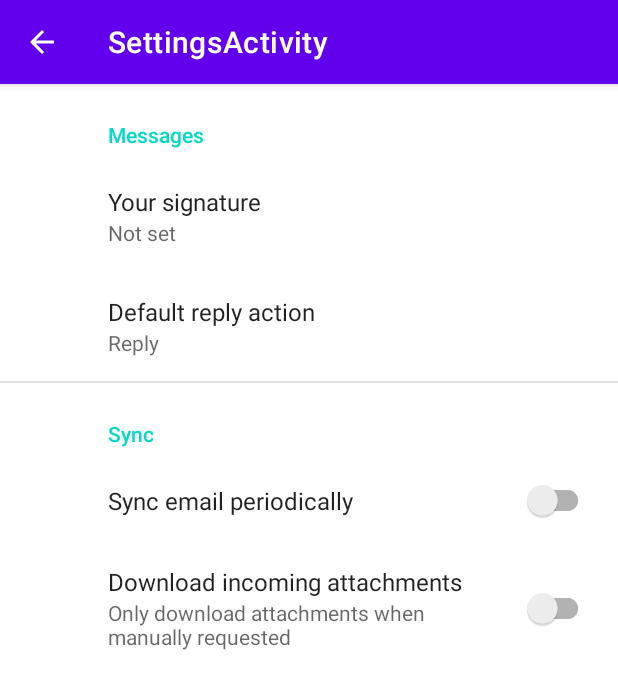
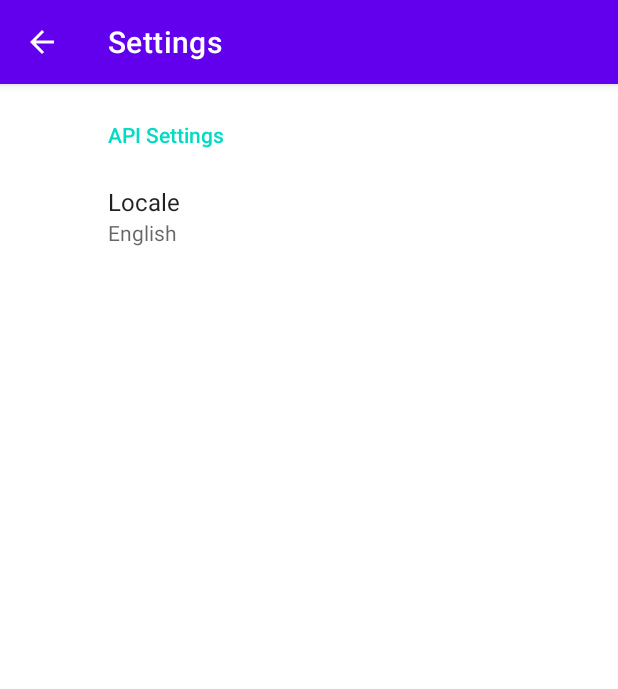
Before and after one commit to MaximMaximS/TSDBMobile, an Android app: the SettingsActivity screen opened directly, with no data from a screen before it, on a phone screen of 412 x 824 dp. Shown: the top 689 px of the screen. Run offline under Robolectric (Android 15) with nearby library versions, the phone set to English and light mode, and no system bars; our stand-ins replace androidx.preference.

Commit message:
Add settings

```diff
--- a/app/src/main/AndroidManifest.xml
+++ b/app/src/main/AndroidManifest.xml
@@ -11,14 +11,15 @@
         android:roundIcon="@mipmap/ic_launcher_round"
         android:supportsRtl="true"
         android:theme="@style/Theme.TSDBMobile"
-        tools:targetApi="31">
+        tools:targetApi="33">
         <activity
             android:name=".SettingsActivity"
             android:exported="false"
             android:label="@string/title_activity_settings">
             <meta-data
-                android:name="android.app.lib_name"
-                android:value="" />
+                android:name="android.support.PARENT_ACTIVITY"
+                android:value=".MainActivity" />
+
         </activity>
         <activity
             android:name=".MainActivity"
@@ -28,10 +29,6 @@
 
                 <category android:name="android.intent.category.LAUNCHER" />
             </intent-filter>
-
-            <meta-data
-                android:name="android.app.lib_name"
-                android:value="" />
         </activity>
     </application>
 
--- a/app/src/main/java/io/github/maximmaxims/tsdbmobile/MainActivity.kt
+++ b/app/src/main/java/io/github/maximmaxims/tsdbmobile/MainActivity.kt
@@ -11,13 +11,6 @@ class MainActivity : AppCompatActivity() {
         setContentView(R.layout.activity_main)
     }
 
-    fun openEpisodeSearch(view: View) {
-        /*
-        val intent = Intent(this, EpisodeSearchActivity::class.java)
-        startActivity(intent)
-        */
-    }
-
     fun openPreferences(view: View) {
         val intent = Intent(this, SettingsActivity::class.java)
         startActivity(intent)
--- a/app/src/main/java/io/github/maximmaxims/tsdbmobile/SettingsActivity.kt
+++ b/app/src/main/java/io/github/maximmaxims/tsdbmobile/SettingsActivity.kt
@@ -20,4 +20,5 @@ class SettingsActivity : AppCompatActivity() {
             setPreferencesFromResource(R.xml.root_preferences, rootKey)
         }
     }
+
 }
--- a/app/src/main/res/layout/activity_main.xml
+++ b/app/src/main/res/layout/activity_main.xml
@@ -26,7 +26,6 @@
         android:layout_width="wrap_content"
         android:layout_height="wrap_content"
         android:layout_marginTop="15dp"
-        android:onClick="openEpisodeSearch"
         android:text="@string/search_episode"
         app:layout_constraintEnd_toEndOf="parent"
         app:layout_constraintStart_toStartOf="parent"
--- a/app/src/main/res/values/arrays.xml
+++ b/app/src/main/res/values/arrays.xml
@@ -1,12 +1,11 @@
+<?xml version="1.0" encoding="utf-8"?>
 <resources>
-    <!-- Reply Preference -->
-    <string-array name="reply_entries">
-        <item>Reply</item>
-        <item>Reply to all</item>
+    <string-array name="api_locales">
+        <item>English</item>
+        <item>Czech</item>
     </string-array>
-
-    <string-array name="reply_values">
-        <item>reply</item>
-        <item>reply_all</item>
+    <string-array name="api_locales_values">
+        <item>en</item>
+        <item>cs</item>
     </string-array>
 </resources>
--- a/app/src/main/res/values/strings.xml
+++ b/app/src/main/res/values/strings.xml
@@ -1,21 +1,10 @@
 <resources>
     <string name="app_name">TSDBMobile</string>
-    <string name="title_activity_settings">SettingsActivity</string>
-
-    <!-- Preference Titles -->
-    <string name="messages_header">Messages</string>
-    <string name="sync_header">Sync</string>
-
-    <!-- Messages Preferences -->
-    <string name="signature_title">Your signature</string>
-    <string name="reply_title">Default reply action</string>
-
-    <!-- Sync Preferences -->
-    <string name="sync_title">Sync email periodically</string>
-    <string name="attachment_title">Download incoming attachments</string>
-    <string name="attachment_summary_on">Automatically download attachments for incoming emails</string>
-    <string name="attachment_summary_off">Only download attachments when manually requested</string>
     <string name="search_episode">Search</string>
     <string name="settings">Settings</string>
-    <string name="description">bruh</string>
+    <string name="description">TSDBMobile</string>
+    <string name="api_settings">API Settings</string>
+    <string name="api_locale">Locale</string>
+    <string name="api_default_locale">en</string>
+    <string name="title_activity_settings">Settings</string>
 </resources>
--- a/app/src/main/res/xml/root_preferences.xml
+++ b/app/src/main/res/xml/root_preferences.xml
@@ -1,35 +1,13 @@
-<PreferenceScreen xmlns:app="http://schemas.android.com/apk/res-auto">
-
-    <PreferenceCategory app:title="@string/messages_header">
-
-        <EditTextPreference
-            app:key="signature"
-            app:title="@string/signature_title"
-            app:useSimpleSummaryProvider="true" />
+<PreferenceScreen xmlns:android="http://schemas.android.com/apk/res/android"
+    xmlns:app="http://schemas.android.com/apk/res-auto">
+    <PreferenceCategory android:title="@string/api_settings">
 
         <ListPreference
-            app:defaultValue="reply"
-            app:entries="@array/reply_entries"
-            app:entryValues="@array/reply_values"
-            app:key="reply"
-            app:title="@string/reply_title"
-            app:useSimpleSummaryProvider="true" />
-
+            android:defaultValue="@string/api_default_locale"
+            android:entries="@array/api_locales"
+            android:entryValues="@array/api_locales_values"
+            android:key="api_locale"
+            android:title="@string/api_locale"
+            app:summary="%s" />
     </PreferenceCategory>
-
-    <PreferenceCategory app:title="@string/sync_header">
-
-        <SwitchPreferenceCompat
-            app:key="sync"
-            app:title="@string/sync_title" />
-
-        <SwitchPreferenceCompat
-            app:dependency="sync"
-            app:key="attachment"
-            app:summaryOff="@string/attachment_summary_off"
-            app:summaryOn="@string/attachment_summary_on"
-            app:title="@string/attachment_title" />
-
-    </PreferenceCategory>
-
 </PreferenceScreen>
```
